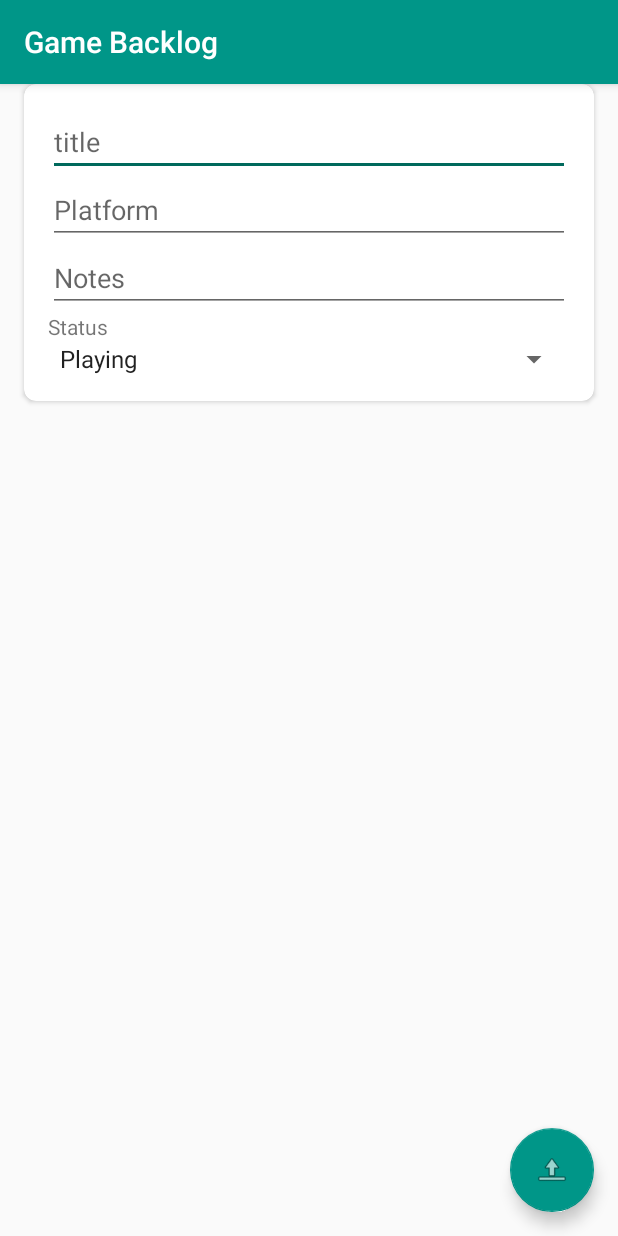
After one commit to SireeKoolenWijkstra/MAD, an Android app: the GameInput screen opened directly, with no data from a screen before it, on a phone screen of 412 x 824 dp. The commit adds this screen. Run offline under Robolectric (Android 15) with nearby library versions, the phone set to English and light mode, and no system bars.

```diff
--- a/GameBacklog/app/build.gradle
+++ b/GameBacklog/app/build.gradle
@@ -26,6 +26,7 @@ dependencies {
     androidTestImplementation 'com.android.support.test:runner:1.0.2'
     androidTestImplementation 'com.android.support.test.espresso:espresso-core:3.0.2'
 
+    implementation 'com.android.support:design:28.0.0'
     implementation 'com.android.support:cardview-v7:28.0.0'
     def room_version = "1.1.1"
     implementation "android.arch.persistence.room:runtime:$room_version"
--- a/GameBacklog/app/src/main/AndroidManifest.xml
+++ b/GameBacklog/app/src/main/AndroidManifest.xml
@@ -16,6 +16,7 @@
                 <category android:name="android.intent.category.LAUNCHER" />
             </intent-filter>
         </activity>
+        <activity android:name=".GameInput"></activity>
     </application>
 
 </manifest>
--- /dev/null
+++ b/GameBacklog/app/src/main/java/com/koolenwijkstra/siree/gamebacklog/GameInput.java
@@ -0,0 +1,50 @@
+package com.koolenwijkstra.siree.gamebacklog;
+
+import android.content.Intent;
+import android.support.design.widget.FloatingActionButton;
+import android.support.v7.app.AppCompatActivity;
+import android.os.Bundle;
+import android.view.View;
+import android.widget.ArrayAdapter;
+import android.widget.EditText;
+import android.widget.Spinner;
+
+public class GameInput extends AppCompatActivity {
+
+    @Override
+    protected void onCreate(Bundle savedInstanceState) {
+        super.onCreate(savedInstanceState);
+        setContentView(R.layout.gameinput);
+
+        Spinner spinner = (Spinner) findViewById(R.id.inputStatus);
+        // Create an ArrayAdapter using the string array and a default spinner layout
+        ArrayAdapter<CharSequence> adapter = ArrayAdapter.createFromResource(this,
+                R.array.planets_array, android.R.layout.simple_spinner_item);
+        // Specify the layout to use when the list of choices appears
+        adapter.setDropDownViewResource(android.R.layout.simple_spinner_dropdown_item);
+        // Apply the adapter to the spinner
+        spinner.setAdapter(adapter);
+
+
+        FloatingActionButton fabUpload = findViewById(R.id.uploadNewGame);
+        fabUpload.setOnClickListener(new View.OnClickListener() {
+            @Override
+            public void onClick(View view) {
+                EditText naam = (EditText) findViewById(R.id.naam);
+                EditText platform = (EditText) findViewById(R.id.platform);
+                EditText notes = (EditText) findViewById(R.id.notes);
+                Spinner status = (Spinner) findViewById(R.id.inputStatus);
+
+                Intent intent = new Intent();
+                intent.putExtra("naam", naam.getText().toString());
+                intent.putExtra("platform", platform.getText().toString());
+                intent.putExtra("notes", notes.getText().toString());
+                intent.putExtra("status", status.getSelectedItemPosition());
+
+                setResult(RESULT_OK, intent);
+                //Go back to the previous activity
+                finish();
+            }
+        });
+    }
+}
--- /dev/null
+++ b/GameBacklog/app/src/main/res/layout/gameinput.xml
@@ -0,0 +1,78 @@
+<?xml version="1.0" encoding="utf-8"?>
+<android.support.constraint.ConstraintLayout xmlns:android="http://schemas.android.com/apk/res/android"
+    xmlns:app="http://schemas.android.com/apk/res-auto"
+    xmlns:tools="http://schemas.android.com/tools"
+    android:layout_width="match_parent"
+    android:layout_height="match_parent"
+    tools:context=".GameInput">
+
+
+    <android.support.v7.widget.CardView
+        android:layout_width="match_parent"
+        android:layout_height="wrap_content"
+        app:cardCornerRadius="8dp"
+        app:cardElevation="2dp"
+        app:contentPadding="16dp"
+        android:layout_margin="16dp">
+
+        <LinearLayout
+            android:layout_width="match_parent"
+            android:layout_height="wrap_content"
+            android:orientation="vertical">
+
+            <EditText
+                android:id="@+id/naam"
+                android:layout_width="match_parent"
+                android:layout_height="wrap_content"
+                android:hint="title"
+                />
+
+            <EditText
+                android:id="@+id/platform"
+                android:layout_width="match_parent"
+                android:layout_height="wrap_content"
+                android:hint="Platform"/>
+
+            <EditText
+                android:id="@+id/notes"
+                android:layout_width="match_parent"
+                android:layout_height="wrap_content"
+                android:hint="Notes"/>
+
+            <TextView
+                android:id="@+id/textViewStatus"
+                android:layout_width="match_parent"
+                android:layout_height="wrap_content"
+                android:text="Status"
+                tools:text="Status" />
+
+            <Spinner
+                android:id="@+id/inputStatus"
+                android:layout_width="match_parent"
+                android:layout_height="wrap_content"
+                />
+
+
+        </LinearLayout>
+
+
+    </android.support.v7.widget.CardView>
+
+
+    <android.support.design.widget.FloatingActionButton
+        android:id="@+id/uploadNewGame"
+        android:layout_width="wrap_content"
+        android:layout_height="wrap_content"
+        android:layout_margin="16dp"
+        android:layout_marginEnd="8dp"
+        android:layout_marginBottom="8dp"
+        android:clickable="true"
+        android:focusable="true"
+        app:backgroundTint="@color/colorPrimary"
+        app:layout_constraintBottom_toBottomOf="parent"
+        app:layout_constraintEnd_toEndOf="parent"
+        app:srcCompat="@android:drawable/ic_menu_upload"
+        tools:layout_constraintBottom_toBottomOf="parent"
+        tools:layout_constraintRight_toRightOf="parent" />
+
+</android.support.constraint.ConstraintLayout>
--- a/GameBacklog/app/src/main/res/values/strings.xml
+++ b/GameBacklog/app/src/main/res/values/strings.xml
@@ -1,3 +1,9 @@
 <resources>
     <string name="app_name">Game Backlog</string>
+    <string-array name="planets_array">
+    <item name="status_playing">Playing</item>
+    <item name="status_want_to_play">Want to play</item>
+    <item name="status_stalled">Stalled</item>
+    <item name="status_dropped">Dropped</item>
+    </string-array>
 </resources>
```
Also changed, not shown: GameBacklog/app/src/main/java/com/koolenwijkstra/siree/gamebacklog/Game.java (added, +47 -0 lines), GameBacklog/app/src/main/java/com/koolenwijkstra/siree/gamebacklog/GameAdapter.java (added, +74 -0 lines), GameBacklog/app/src/main/java/com/koolenwijkstra/siree/gamebacklog/MainActivity.java (+85 -0 lines), GameBacklog/app/src/main/res/layout/activity_game_input.xml (added, +9 -0 lines), GameBacklog/app/src/main/res/layout/activity_main.xml (+26 -33 lines), GameBacklog/app/src/main/res/layout/looksgame.xml (added, +55 -0 lines).
